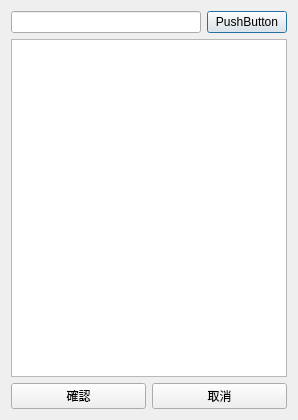
Above: QtStockDividendTransferFeeEditDialog.ui from foxking0416/PythonStockPrice before the change. Below: the same form after it.
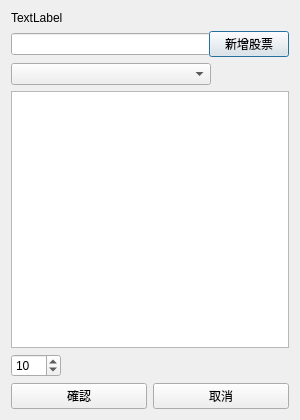
That is the form after the change.

Commit message: 可以編輯各支股票的股利匯費，但UI還未完全完成

```diff
--- a/QtStockDividendTransferFeeEditDialog.ui
+++ b/QtStockDividendTransferFeeEditDialog.ui
@@ -6,30 +6,128 @@
    <rect>
     <x>0</x>
     <y>0</y>
-    <width>298</width>
+    <width>300</width>
     <height>420</height>
    </rect>
   </property>
+  <property name="minimumSize">
+   <size>
+    <width>300</width>
+    <height>0</height>
+   </size>
+  </property>
+  <property name="maximumSize">
+   <size>
+    <width>300</width>
+    <height>16777215</height>
+   </size>
+  </property>
   <property name="windowTitle">
    <string>股利匯費設定</string>
   </property>
   <layout class="QVBoxLayout" name="verticalLayout">
+   <item>
+    <widget class="QLabel" name="qtGroupNameLabel">
+     <property name="text">
+      <string>TextLabel</string>
+     </property>
+    </widget>
+   </item>
    <item>
     <layout class="QHBoxLayout" name="horizontalLayout">
      <item>
-      <widget class="QLineEdit" name="lineEdit"/>
+      <widget class="QLineEdit" name="qtStockInputLineEdit">
+       <property name="minimumSize">
+        <size>
+         <width>200</width>
+         <height>0</height>
+        </size>
+       </property>
+       <property name="maximumSize">
+        <size>
+         <width>200</width>
+         <height>16777215</height>
+        </size>
+       </property>
+      </widget>
      </item>
      <item>
       <widget class="QPushButton" name="pushButton">
        <property name="text">
-        <string>PushButton</string>
+        <string>新增股票</string>
        </property>
       </widget>
      </item>
     </layout>
    </item>
    <item>
-    <widget class="QTableView" name="tableView"/>
+    <layout class="QHBoxLayout" name="horizontalLayout_3">
+     <item>
+      <widget class="QComboBox" name="qtStockSelectComboBox">
+       <property name="minimumSize">
+        <size>
+         <width>200</width>
+         <height>0</height>
+        </size>
+       </property>
+       <property name="maximumSize">
+        <size>
+         <width>200</width>
+         <height>16777215</height>
+        </size>
+       </property>
+      </widget>
+     </item>
+     <item>
+      <spacer name="horizontalSpacer">
+       <property name="orientation">
+        <enum>Qt::Horizontal</enum>
+       </property>
+       <property name="sizeHint" stdset="0">
+        <size>
+         <width>40</width>
+         <height>20</height>
+        </size>
+       </property>
+      </spacer>
+     </item>
+    </layout>
+   </item>
+   <item>
+    <widget class="QTableView" name="qtDividendTransferFeeTableView"/>
+   </item>
+   <item>
+    <layout class="QHBoxLayout" name="horizontalLayout_4">
+     <item>
+      <widget class="QSpinBox" name="qtTransferFeeSpinBox">
+       <property name="minimumSize">
+        <size>
+         <width>50</width>
+         <height>0</height>
+        </size>
+       </property>
+       <property name="maximum">
+        <number>20</number>
+       </property>
+       <property name="value">
+        <number>10</number>
+       </property>
+      </widget>
+     </item>
+     <item>
+      <spacer name="horizontalSpacer_2">
+       <property name="orientation">
+        <enum>Qt::Horizontal</enum>
+       </property>
+       <property name="sizeHint" stdset="0">
+        <size>
+         <width>40</width>
+         <height>20</height>
+        </size>
+       </property>
+      </spacer>
+     </item>
+    </layout>
    </item>
    <item>
     <layout class="QHBoxLayout" name="horizontalLayout_2">
```
Left out of the diff: 4 changed lines with no effect on the pictures. The commit also changes 2 other files.
